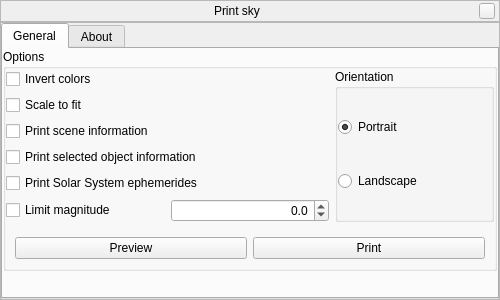
Qt form plugins/PrintSky/src/gui/printskyDialog.ui (Stellarium/stellarium) before a commit.
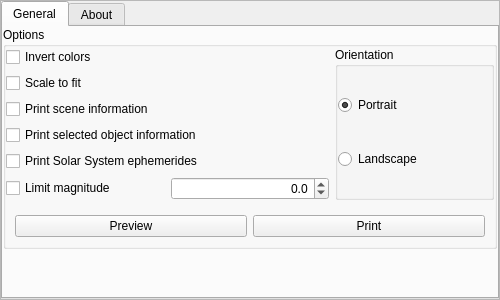
The same form after that commit. Custom widgets are drawn as their Qt base class.

Commit message: Apply StelDialog changes also here

What changed in the file:
```diff
--- a/plugins/PrintSky/src/gui/printskyDialog.ui
+++ b/plugins/PrintSky/src/gui/printskyDialog.ui
@@ -39,97 +39,10 @@
     <number>0</number>
    </property>
    <item>
-    <widget class="BarFrame" name="TitleBar">
-     <property name="sizePolicy">
-      <sizepolicy hsizetype="Expanding" vsizetype="Preferred">
-       <horstretch>0</horstretch>
-       <verstretch>0</verstretch>
-      </sizepolicy>
+    <widget class="TitleBar" name="titleBar">
+     <property name="title" stdset="0">
+      <string>PrintSky Plug-in Configuration</string>
      </property>
-     <property name="maximumSize">
-      <size>
-       <width>16777215</width>
-       <height>25</height>
-      </size>
-     </property>
-     <property name="frameShape">
-      <enum>QFrame::StyledPanel</enum>
-     </property>
-     <property name="frameShadow">
-      <enum>QFrame::Raised</enum>
-     </property>
-     <layout class="QHBoxLayout" name="horizontalLayout_7">
-      <property name="spacing">
-       <number>6</number>
-      </property>
-      <property name="leftMargin">
-       <number>0</number>
-      </property>
-      <property name="topMargin">
-       <number>0</number>
-      </property>
-      <property name="rightMargin">
-       <number>4</number>
-      </property>
-      <property name="bottomMargin">
-       <number>0</number>
-      </property>
-      <item>
-       <spacer name="spacer_2">
-        <property name="orientation">
-         <enum>Qt::Horizontal</enum>
-        </property>
-        <property name="sizeHint" stdset="0">
-         <size>
-          <width>40</width>
-          <height>20</height>
-         </size>
-        </property>
-       </spacer>
-      </item>
-      <item>
-       <widget class="QLabel" name="stelWindowTitle">
-        <property name="text">
-         <string>Print sky</string>
-        </property>
-       </widget>
-      </item>
-      <item>
-       <spacer name="spacer">
-        <property name="orientation">
-         <enum>Qt::Horizontal</enum>
-        </property>
-        <property name="sizeHint" stdset="0">
-         <size>
-          <width>40</width>
-          <height>20</height>
-         </size>
-        </property>
-       </spacer>
-      </item>
-      <item>
-       <widget class="QPushButton" name="closeStelWindow">
-        <property name="minimumSize">
-         <size>
-          <width>16</width>
-          <height>16</height>
-         </size>
-        </property>
-        <property name="maximumSize">
-         <size>
-          <width>16</width>
-          <height>16</height>
-         </size>
-        </property>
-        <property name="focusPolicy">
-         <enum>Qt::NoFocus</enum>
-        </property>
-        <property name="text">
-         <string/>
-        </property>
-       </widget>
-      </item>
-     </layout>
     </widget>
    </item>
    <item>
@@ -410,7 +323,7 @@
  </widget>
  <customwidgets>
   <customwidget>
-   <class>BarFrame</class>
+   <class>TitleBar</class>
    <extends>QFrame</extends>
    <header>Dialog.hpp</header>
    <container>1</container>
```
The commit also changes 2 other files.
